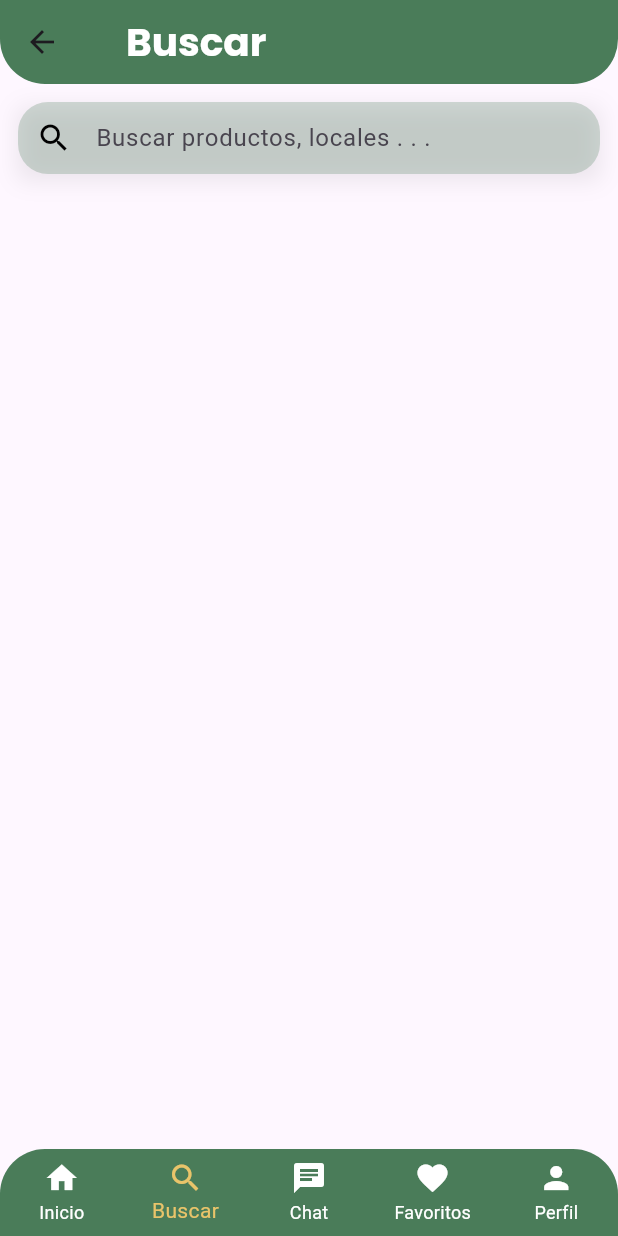
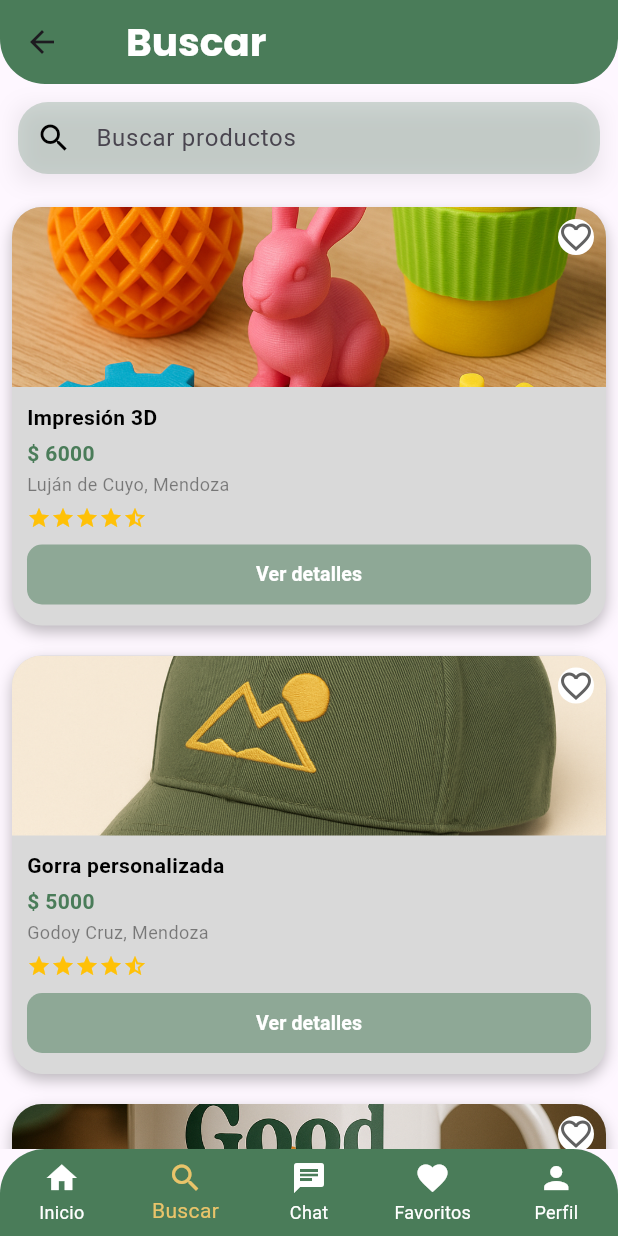
Before and after one commit to artumarinn/mendomarket, a Flutter app: the SearchPage screen opened by its route, on a phone screen of 412 x 824 dp. Run offline on Flutter 3.47's test engine with Material 3 defaults, Android fonts, the phone set to English and light mode, and no system bars; our stand-ins replace font_awesome_flutter.

Commit message:
search product

```diff
--- /dev/null
+++ b/lib/components/product.dart
@@ -0,0 +1,23 @@
+
+class Product {
+  final String title;
+  final String price;
+  final String location;
+  final String image;
+
+  Product({
+    required this.title,
+    required this.price,
+    required this.location,
+    required this.image,
+  });
+
+  factory Product.fromMap(Map<String, String> map) {
+    return Product(
+      title: map['title']!,
+      price: map['price']!,
+      location: map['location']!,
+      image: map['image']!,
+    );
+  }
+}
--- /dev/null
+++ b/lib/data/product_data.dart
@@ -0,0 +1,36 @@
+// lib/data/product_data.dart
+import 'package:mendomarket/components/product.dart';
+
+final List<Product> allProducts = [
+  Product(
+    title: "Impresión 3D",
+    price: "6000",
+    location: "Luján de Cuyo, Mendoza",
+    image: "assets/images/products/product3d.png",
+  ),
+  Product(
+    title: "Gorra personalizada",
+    price: "5000",
+    location: "Godoy Cruz, Mendoza",
+    image: "assets/images/products/gorra.png",
+  ),
+  Product(
+    title: "Taza Sublimada",
+    price: "3500",
+    location: "Maipú, Mendoza",
+    image: "assets/images/products/tazaSublimada.png",
+  ),
+  // Agrega más productos aquí
+  Product(
+    title: "Remera Personalizada",
+    price: "10500",
+    location: "Ciudad, Mendoza",
+    image: "assets/images/products/remeraSublimada.png",
+  ),
+  Product(
+    title: "Mate 3D",
+    price: "6200",
+    location: "San Martín, Mendoza",
+    image: "assets/images/products/mate3d.png",
+  ),
+];
--- a/lib/features/home/home_search_bar.dart
+++ b/lib/features/home/home_search_bar.dart
@@ -1,7 +1,16 @@
 import 'package:flutter/material.dart';
 
 class HomeSearchBar extends StatelessWidget {
-  const HomeSearchBar({super.key});
+  final TextEditingController controller;
+  final Function(String)? onChanged;
+  final VoidCallback? onSearchSubmitted; // Nuevo callback para cuando se envía la búsqueda
+
+  const HomeSearchBar({
+    super.key,
+    required this.controller,
+    this.onChanged,
+    this.onSearchSubmitted, // Lo agregamos al constructor
+  });
 
   @override
   Widget build(BuildContext context) {
@@ -18,8 +27,15 @@ class HomeSearchBar extends StatelessWidget {
           ],
         ),
         child: TextField(
+          controller: controller,
+          onChanged: onChanged,
+          onSubmitted: (value) {
+            if (onSearchSubmitted != null) {
+              onSearchSubmitted!();
+            }
+          },
           decoration: InputDecoration(
-            hintText: "Buscar productos, locales . . .",
+            hintText: "Buscar productos",
             prefixIcon: const Icon(Icons.search, color: Colors.black),
             filled: true,
             fillColor: const Color.fromARGB(68, 84, 131, 98),
--- a/lib/features/search/search_page.dart
+++ b/lib/features/search/search_page.dart
@@ -2,9 +2,14 @@ import 'package:flutter/material.dart';
 import 'package:mendomarket/features/home/home_search_bar.dart';
 import 'package:mendomarket/widgets/common/custom_app_bar.dart';
 import 'package:mendomarket/widgets/common/custom_nav_bar.dart';
+import 'package:mendomarket/data/product_data.dart';
+import 'package:mendomarket/components/product.dart';
+import 'package:mendomarket/widgets/common/product_card.dart';
 
 class SearchPage extends StatefulWidget {
-  const SearchPage({super.key});
+  final String? initialSearchQuery;
+
+  const SearchPage({super.key, this.initialSearchQuery});
 
   @override
   State<SearchPage> createState() => _SearchPageState();
@@ -12,6 +17,21 @@ class SearchPage extends StatefulWidget {
 
 class _SearchPageState extends State<SearchPage> {
   int _selectedIndex = 1;
+  final TextEditingController _searchController = TextEditingController();
+  List<Product> _filteredProducts = [];
+
+  @override
+  void initState() {
+    super.initState();
+
+    // Inicializa la lista filtrada con todos los productos disponibles
+    _filteredProducts = List.from(allProducts);
+
+    if (widget.initialSearchQuery != null && widget.initialSearchQuery!.isNotEmpty) {
+      _searchController.text = widget.initialSearchQuery!;
+      _filterProducts(widget.initialSearchQuery!);
+    }
+  }
 
   void _onItemTapped(int index) {
     setState(() {
@@ -19,17 +39,61 @@ class _SearchPageState extends State<SearchPage> {
     });
   }
 
+  void _filterProducts(String query) {
+    setState(() {
+      if (query.isEmpty) {
+        _filteredProducts = List.from(allProducts); // Si la búsqueda está vacía, muestra todos
+      } else {
+        _filteredProducts = allProducts.where((product) {
+          final productNameLower = product.title.toLowerCase(); // Usa product.title
+          final productDescriptionLower = product.location.toLowerCase(); // O la descripción si la tuvieras
+          final queryLower = query.toLowerCase();
+          return productNameLower.contains(queryLower) ||
+              productDescriptionLower.contains(queryLower);
+        }).toList();
+      }
+    });
+  }
+
+  @override
+  void dispose() {
+    _searchController.dispose();
+    super.dispose();
+  }
+
   @override
   Widget build(BuildContext context) {
     return Scaffold(
-      appBar: CustomAppBar(
-        title: 'Buscar',
-      ),
+      appBar: CustomAppBar(title: 'Buscar'),
       bottomNavigationBar: CustomNavBar(
         currentIndex: _selectedIndex,
         onTap: _onItemTapped,
       ),
-      body: const HomeSearchBar(),
+      body: Column(
+        children: [
+          HomeSearchBar(
+            controller: _searchController,
+            onChanged: _filterProducts,
+            onSearchSubmitted: () => _filterProducts(_searchController.text),
+          ),
+          Expanded(
+            child: _filteredProducts.isEmpty
+                ? const Center(child: Text('No se encontraron productos.'))
+                : ListView.builder(
+                    itemCount: _filteredProducts.length,
+                    itemBuilder: (context, index) {
+                      final product = _filteredProducts[index];
+                      return ProductCard( // Reutiliza tu ProductCard
+                        title: product.title,
+                        price: product.price,
+                        location: product.location,
+                        image: product.image,
+                      );
+                    },
+                  ),
+          ),
+        ],
+      ),
     );
   }
 }
```
Also changed, not shown: lib/features/home/home_banner.dart (+9 -7 lines), lib/features/home/home_page.dart (+26 -1 lines), lib/features/home/home_products.dart (+6 -27 lines), pubspec.yaml (+9 -0 lines), assets/images/banners/banner.png (renamed from assets/images/icons/banner.png), assets/images/products/mate3d.png (added), assets/images/products/remeraSublimada.png (added).
